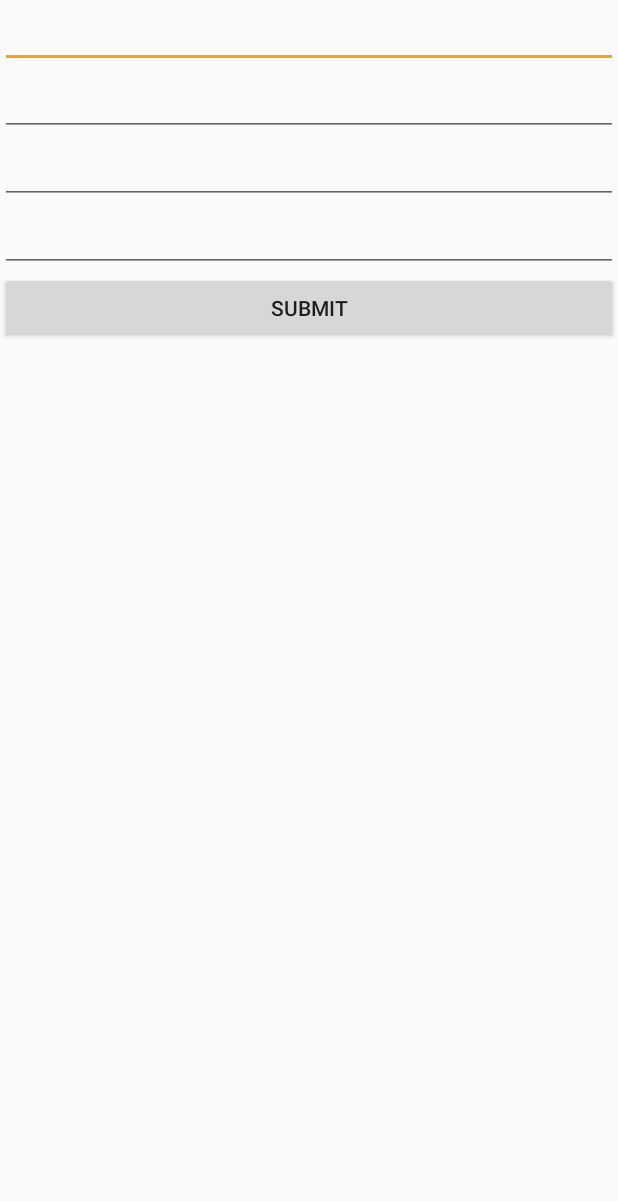
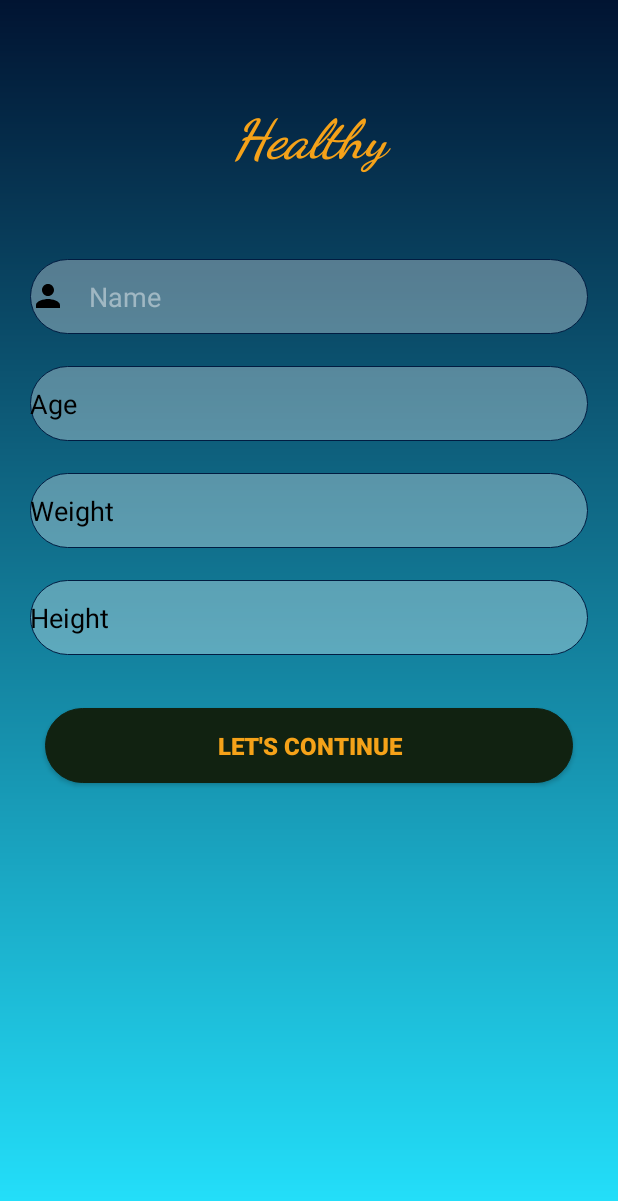
Before and after one commit to AwsafAlam/CSEFestHackathon2019, an Android app: the BasicProfileActivity screen opened directly, with no data from a screen before it, on a phone screen of 412 x 824 dp. Shown: the top 1201 px of the screen. Run offline under Robolectric (Android 15) with nearby library versions, the phone set to English and light mode, and no system bars; our stand-ins replace Firebase (no records; nobody signed in at launch, a user with empty details on screens opened directly), Volley; libraries missing offline, so code that uses them is left out: com.firebase.ui; network calls fail; 2 statements that could not run were skipped.

Commit message:
Edit profile UI updated

```diff
--- a/MyHealth/app/src/main/java/io/github/utshaw/myhealth/BasicProfileActivity.java
+++ b/MyHealth/app/src/main/java/io/github/utshaw/myhealth/BasicProfileActivity.java
@@ -1,8 +1,11 @@
 package io.github.utshaw.myhealth;
 
 import android.content.Intent;
+import android.support.annotation.NonNull;
+import android.support.annotation.Nullable;
 import android.support.v7.app.AppCompatActivity;
 import android.os.Bundle;
+import android.support.v7.widget.Toolbar;
 import android.util.Log;
 import android.view.View;
 import android.widget.Button;
@@ -13,8 +16,15 @@ import com.android.volley.AuthFailureError;
 import com.android.volley.Request;
 import com.android.volley.VolleyError;
 import com.android.volley.toolbox.StringRequest;
+import com.firebase.ui.auth.AuthUI;
+import com.google.firebase.FirebaseApp;
+import com.google.firebase.auth.FirebaseAuth;
+import com.google.firebase.auth.FirebaseUser;
+import com.google.firebase.iid.FirebaseInstanceId;
 
+import java.util.Arrays;
 import java.util.HashMap;
+import java.util.List;
 import java.util.Map;
 
 import io.github.utshaw.myhealth.model.SingletonVolley;
@@ -24,6 +34,13 @@ public class BasicProfileActivity extends AppCompatActivity {
 
     EditText eTxtName, eTxtAge, eTxtWeight, eTxtHeight;
     Button btn;
+    private static final int RC_SIGN_IN_REQUEST = 1;
+    private FirebaseAuth mFirebaseAuth;
+    private FirebaseAuth.AuthStateListener mAuthStateListener;
+
+    private String mobile, token;
+
+    String mUserName;
 
     @Override
     protected void onCreate(Bundle savedInstanceState) {
@@ -44,6 +61,87 @@ public class BasicProfileActivity extends AppCompatActivity {
                 Toast.makeText(BasicProfileActivity.this, "Data uploaded", Toast.LENGTH_SHORT).show();
             }
         });
+
+        FirebaseApp.initializeApp(this);
+        mFirebaseAuth = FirebaseAuth.getInstance();
+
+        mAuthStateListener = new FirebaseAuth.AuthStateListener() {
+            @Override
+            public void onAuthStateChanged(@NonNull FirebaseAuth firebaseAuth) {
+                FirebaseUser user = firebaseAuth.getCurrentUser();
+                if(user != null){
+                    //user signed in
+
+                    onSignedInInitialize(user.getDisplayName());
+
+
+                }else{
+                    // user is signed out
+
+                    onSignedOutCleanup();
+                    List<AuthUI.IdpConfig> providers = Arrays.asList(
+                            new AuthUI.IdpConfig.PhoneBuilder().build());
+
+// Create and launch sign-in intent
+                    startActivityForResult(
+                            AuthUI.getInstance()
+                                    .createSignInIntentBuilder()
+                                    .setAvailableProviders(providers)
+                                    .build(),
+                            RC_SIGN_IN_REQUEST);
+                }
+            }
+        };
+
+
+        Toolbar toolbar = (Toolbar) findViewById(R.id.toolbar);
+        setSupportActionBar(toolbar);
+    }
+
+
+    private void onSignedInInitialize(String username) {
+        mUserName = username;
+        mobile = mFirebaseAuth.getCurrentUser().getPhoneNumber();
+        //token = mFirebaseAuth.getAccessToken(true);
+        token = FirebaseInstanceId.getInstance().getToken();
+        Log.e("Service", mobile);
+        //if(!TextUtils.isEmpty(mobile) && !TextUtils.isEmpty(token)) {
+        //sendPost(mobile, token);
+        //}
+        uploadData();
+
+    }
+
+    private void onSignedOutCleanup() { }
+
+    @Override
+    protected void onActivityResult(int requestCode, int resultCode, @Nullable Intent data) {
+        super.onActivityResult(requestCode, resultCode, data);
+        if(requestCode == RC_SIGN_IN_REQUEST){
+            if(resultCode == RESULT_OK){
+                Toast.makeText(this, "Signed In", Toast.LENGTH_SHORT).show();
+            }else{
+                Toast.makeText(this, "Sign in canceled", Toast.LENGTH_SHORT).show();
+                finish();
+            }
+        }
+    }
+
+    private void signOutFromFirebase(){
+        AuthUI.getInstance().signOut(this);
+    }
+
+
+    @Override
+    protected void onPause() {
+        super.onPause();
+        mFirebaseAuth.removeAuthStateListener(mAuthStateListener);
+    }
+
+    @Override
+    protected void onResume() {
+        super.onResume();
+        mFirebaseAuth.addAuthStateListener(mAuthStateListener);
     }
 
     private void uploadData() {
--- a/MyHealth/app/src/main/java/io/github/utshaw/myhealth/LoginActivity.java
+++ b/MyHealth/app/src/main/java/io/github/utshaw/myhealth/LoginActivity.java
@@ -43,7 +43,7 @@ public class LoginActivity extends AppCompatActivity {
             @Override
             public void onClick(View v) {
                 uploadData();
-                startActivity(new Intent(LoginActivity.this,MainActivity.class));
+                startActivity(new Intent(LoginActivity.this,BasicProfileActivity.class));
             }
         });
     }
--- a/MyHealth/app/src/main/java/io/github/utshaw/myhealth/MainActivity.java
+++ b/MyHealth/app/src/main/java/io/github/utshaw/myhealth/MainActivity.java
@@ -55,7 +55,7 @@ public class MainActivity extends AppCompatActivity implements NavigationView.On
     private FirebaseAuth mFirebaseAuth;
     private FirebaseAuth.AuthStateListener mAuthStateListener;
 
-    private String mobile, token;
+//    private String mobile, token;
 
 
     CardView cardView1, cardView2, cardView3, cardView4, cardView5;
@@ -163,24 +163,19 @@ public class MainActivity extends AppCompatActivity implements NavigationView.On
 
 
     private void onSignedInInitialize(String username) {
-        mUserName = username;
-        mobile = mFirebaseAuth.getCurrentUser().getPhoneNumber();
-        //token = mFirebaseAuth.getAccessToken(true);
-        token = FirebaseInstanceId.getInstance().getToken();
-        Log.e("Service", mobile);
-        //if(!TextUtils.isEmpty(mobile) && !TextUtils.isEmpty(token)) {
-            //sendPost(mobile, token);
-        //}
-        uploadData();
+//        mUserName = username;
+//        mobile = mFirebaseAuth.getCurrentUser().getPhoneNumber();
+//        //token = mFirebaseAuth.getAccessToken(true);
+//        token = FirebaseInstanceId.getInstance().getToken();
+//        Log.e("Service", mobile);
+//        //if(!TextUtils.isEmpty(mobile) && !TextUtils.isEmpty(token)) {
+//            //sendPost(mobile, token);
+//        //}
+//        uploadData();
 
     }
 
-
-
-
-    private void onSignedOutCleanup() {
-
-    }
+    private void onSignedOutCleanup() { }
 
 
     public void showResponse(String response) {
@@ -205,7 +200,6 @@ public class MainActivity extends AppCompatActivity implements NavigationView.On
 
         }else if(id == R.id.st_signout){
             signOutFromFirebase();
-
 
         }
         DrawerLayout drawer = (DrawerLayout) findViewById(R.id.drawer_layout);
@@ -357,9 +351,9 @@ public class MainActivity extends AppCompatActivity implements NavigationView.On
 
                 //params.put(TAG_JOIN_DATE, sJoinDate);
                 //params.put(TAG_JOIN_DATE_IN_CURRENT_POSITION, sJoinDateInCurPosition);
-                params.put("mobile", mobile);
-                params.put("token", token);
-                Log.e("Service",mobile + "next");
+//                params.put("mobile", mobile);
+//                params.put("token", token);
+//                Log.e("Service",mobile + "next");
 
 
                 return params;
--- a/MyHealth/app/src/main/res/layout/activity_basic_profile.xml
+++ b/MyHealth/app/src/main/res/layout/activity_basic_profile.xml
@@ -1,39 +1,114 @@
 <?xml version="1.0" encoding="utf-8"?>
-<LinearLayout
-    xmlns:android="http://schemas.android.com/apk/res/android"
+<RelativeLayout xmlns:android="http://schemas.android.com/apk/res/android"
 xmlns:app="http://schemas.android.com/apk/res-auto"
 xmlns:tools="http://schemas.android.com/tools"
 android:layout_width="match_parent"
 android:layout_height="match_parent"
-    tools:context=".BasicProfileActivity"
-    android:orientation="vertical">
+android:orientation="vertical"
+android:background="@drawable/gradientbackground"
+tools:context="BasicProfileActivity">
+
+
+<TextView
+    android:id="@+id/textView"
+    android:layout_width="match_parent"
+    android:layout_height="wrap_content"
+    android:layout_alignParentStart="true"
+    android:layout_alignParentEnd="true"
+    android:layout_marginTop="70dp"
+    android:layout_marginBottom="41dp"
+    android:fontFamily="cursive"
+    android:lineSpacingExtra="50sp"
+    android:text="Healthy"
+    android:textAlignment="center"
+    android:textColor="@color/colorAccent"
+    android:textSize="36sp"
+    android:textStyle="bold|italic" />
 
 <EditText
     android:id="@+id/name"
     android:layout_width="match_parent"
-        android:layout_height="wrap_content" />
+    android:layout_height="50dp"
+    android:layout_below="@+id/textView"
+    android:layout_marginStart="20dp"
+    android:layout_marginTop="16dp"
+    android:layout_marginEnd="20dp"
+    android:background="@drawable/login_edittext_background"
+    android:drawableStart="@drawable/ic_person_black_24dp"
+    android:drawablePadding="15dp"
+    android:ems="10"
+    android:fontFamily="sans-serif"
+    android:hint="Name"
+    android:inputType="text"
+    android:textColor="#000000"
+    android:textColorHint="#70FFFFFF" />
 
 <EditText
     android:id="@+id/age"
     android:layout_width="match_parent"
-        android:layout_height="wrap_content" />
+    android:layout_height="50dp"
+    android:layout_below="@+id/name"
+    android:layout_marginStart="20dp"
+    android:layout_marginTop="21dp"
+    android:layout_marginEnd="20dp"
+    android:background="@drawable/login_edittext_background"
+    android:drawablePadding="15dp"
+    android:ems="10"
+    android:fontFamily="sans-serif"
+    android:hint="Age"
+    android:importantForAutofill="yes"
+    android:inputType="number"
+    android:textColor="@color/colorPrimary"
+    android:textColorHint="#000000" />
 
 <EditText
     android:id="@+id/weight"
     android:layout_width="match_parent"
-        android:layout_height="wrap_content" />
-
+    android:layout_height="50dp"
+    android:layout_below="@+id/age"
+    android:layout_marginStart="20dp"
+    android:layout_marginTop="21dp"
+    android:layout_marginEnd="20dp"
+    android:background="@drawable/login_edittext_background"
+    android:drawablePadding="15dp"
+    android:ems="10"
+    android:fontFamily="sans-serif"
+    android:hint="Weight"
+    android:inputType="numberDecimal"
+    android:textColor="@color/colorPrimary"
+    android:textColorHint="#000000" />
 
 <EditText
     android:id="@+id/height"
     android:layout_width="match_parent"
-        android:layout_height="wrap_content" />
+    android:layout_height="50dp"
+    android:layout_below="@+id/weight"
+    android:layout_marginStart="20dp"
+    android:layout_marginTop="21dp"
+    android:layout_marginEnd="20dp"
+    android:background="@drawable/login_edittext_background"
+    android:drawablePadding="15dp"
+    android:ems="10"
+    android:fontFamily="sans-serif"
+    android:hint="Height"
+    android:inputType="numberDecimal"
+    android:textColor="@color/colorPrimary"
+    android:textColorHint="#000000" />
+
 
 <Button
-        android:text="Submit"
-        android:id="@+id/btn"
+    android:id="@+id/login"
+    android:text="Let's Continue"
+    android:background="@drawable/signup_button_background"
     android:layout_width="match_parent"
-        android:layout_height="wrap_content" />
+    android:layout_below="@+id/height"
+    android:layout_height="50dp"
+    android:layout_marginStart="60dp"
+    android:layout_centerHorizontal="true"
+    android:layout_marginTop="35dp"
+    android:textStyle="bold"
+    android:textSize="16sp"
+    android:textColor="@color/colorAccent"/>
 
 
-</LinearLayout>
+</RelativeLayout>
--- a/MyHealth/app/src/main/res/layout/activity_login.xml
+++ b/MyHealth/app/src/main/res/layout/activity_login.xml
@@ -94,8 +94,4 @@ tools:context="LoginActivity">
         android:textSize="16sp"
         android:textColor="@color/colorAccent"/>
 
-
-
-
-
 </RelativeLayout>
```
Lines whose indentation alone changed are shown as unchanged.
